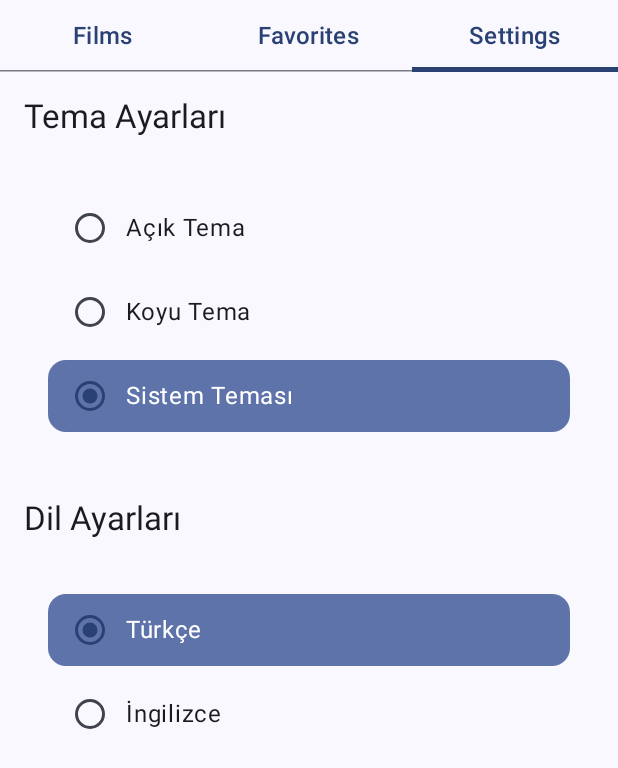
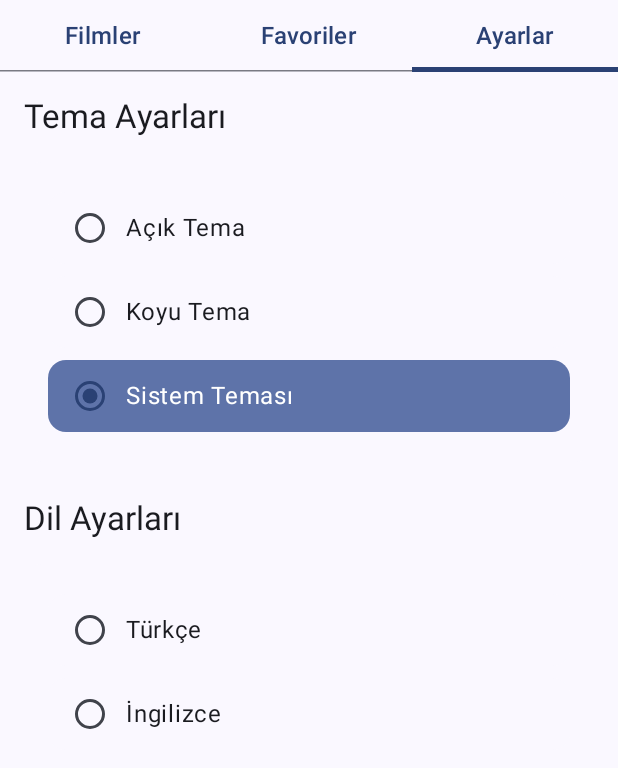
Before and after one commit to yyyalmanci/omdbComposeMm, an Android app built with Jetpack Compose: the screen it shows after launch (MainActivity), tab 3 chosen, on a phone screen of 412 x 824 dp. Shown: the top 768 px of the screen. Run offline under Robolectric (Android 15) with nearby library versions, the phone set to English and light mode, and no system bars; our stand-ins replace Dagger/Hilt's generated code, Room's generated code.

Commit message:
use rememberupdated state for settings

```diff
--- a/app/src/main/java/com/yyy/omdbcomposemm/MainActivity.kt
+++ b/app/src/main/java/com/yyy/omdbcomposemm/MainActivity.kt
@@ -13,8 +13,10 @@ import androidx.compose.runtime.LaunchedEffect
 import androidx.compose.runtime.collectAsState
 import androidx.compose.runtime.getValue
 import androidx.compose.runtime.mutableIntStateOf
+import androidx.compose.runtime.rememberUpdatedState
 import androidx.compose.runtime.saveable.rememberSaveable
 import androidx.compose.runtime.setValue
+import androidx.compose.ui.res.stringResource
 import androidx.hilt.navigation.compose.hiltViewModel
 import androidx.navigation.compose.currentBackStackEntryAsState
 import androidx.navigation.compose.rememberNavController
@@ -36,20 +38,26 @@ class MainActivity : ComponentActivity() {
         super.onCreate(savedInstanceState)
         setContent {
             val movieSearchViewModel: MovieSearchViewModel = hiltViewModel()
-            val currentTheme by movieSearchViewModel.themeState.collectAsState()
-            val currentLanguage by movieSearchViewModel.langState.collectAsState()
+            val currentTheme by rememberUpdatedState(movieSearchViewModel.themeState.collectAsState())
+            val currentLanguage by rememberUpdatedState(movieSearchViewModel.langState.collectAsState())
             val navController = rememberNavController()
             val navBackStackEntry by navController.currentBackStackEntryAsState()
             var selectedTabIndex by rememberSaveable { mutableIntStateOf(0) }
-            val tabs = listOf("Films", "Favorites", "Settings")
+            val tabs = listOf(
+                stringResource(com.yyy.ui.R.string.films),
+                stringResource(com.yyy.ui.R.string.favorites),
+                stringResource(com.yyy.ui.R.string.settings)
+            )
 
             LaunchedEffect(Unit) {
-                if (currentLanguage.isEmpty()) {
-                    languageManager.applyLanguage(LangOption.TR.code)
+                if (currentLanguage.value.isEmpty()) {
+                    languageManager.applyLanguage(LangOption.EN.code)
+                } else {
+                    languageManager.applyLanguage(currentLanguage.value)
                 }
             }
 
-            OmdbComposeMmTheme(currentTheme) {
+            OmdbComposeMmTheme(currentTheme.value) {
                 Column {
                     if (navBackStackEntry?.arguments?.getString("name") == RouteClass.MovieSearch().name || navBackStackEntry?.arguments?.getString(
                             "name"
@@ -76,7 +84,7 @@ class MainActivity : ComponentActivity() {
                     NavGraph(
                         navController = navController,
                         movieSearchViewModel = movieSearchViewModel,
-                        themeOption = currentTheme
+                        themeOption = currentTheme.value
                     )
 
                     if (navBackStackEntry?.arguments?.getString("name") == RouteClass.MovieSearch().name || navBackStackEntry?.arguments?.getString(
--- a/data/src/main/java/com/yyy/data/repository/SettingsRepositoryImpl.kt
+++ b/data/src/main/java/com/yyy/data/repository/SettingsRepositoryImpl.kt
@@ -32,7 +32,7 @@ class SettingsRepositoryImpl @Inject constructor(
     }
 
     override val language: Flow<String> = context.dataStore.data.map { preferences ->
-        preferences[LANGUAGE_KEY] ?: "system"
+        preferences[LANGUAGE_KEY] ?: ""
     }
 
     override suspend fun setTheme(theme: ThemeOption) {
--- a/theme/src/main/java/com/yyy/theme/Options.kt
+++ b/theme/src/main/java/com/yyy/theme/Options.kt
@@ -8,11 +8,12 @@ enum class ThemeOption {
 
 enum class LangOption(val code: String) {
     EN("en"),
-    TR("tr");
+    TR("tr"),
+    EMPTY("");
 
     companion object {
         fun fromCode(code: String?): LangOption {
-            return LangOption.entries.find { it.code.equals(code, ignoreCase = true) } ?: TR
+            return LangOption.entries.find { it.code.equals(code, ignoreCase = true) } ?: EMPTY
         }
     }
 }
--- a/ui/src/main/java/com/yyy/ui/screen/SettingsScreen.kt
+++ b/ui/src/main/java/com/yyy/ui/screen/SettingsScreen.kt
@@ -170,6 +170,9 @@ private fun LanguageOptionSelector(
             val languageText = when (lang) {
                 LangOption.TR -> stringResource(R.string.turkish)
                 LangOption.EN -> stringResource(R.string.english)
+                else -> {
+                    return
+                }
             }
 
             Surface(
--- a/ui/src/main/res/values/strings.xml
+++ b/ui/src/main/res/values/strings.xml
@@ -1,4 +1,7 @@
 <resources>
+    <string name="films">"Filmler"</string>
+    <string name="favorites">"Favoriler"</string>
+    <string name="settings">"Ayarlar"</string>
     <string name="search_film">"Film ara..."</string>
     <string name="search">Ara</string>
     <string name="search_hint">Film ara</string>
```
Also changed, not shown: 1 other file.
